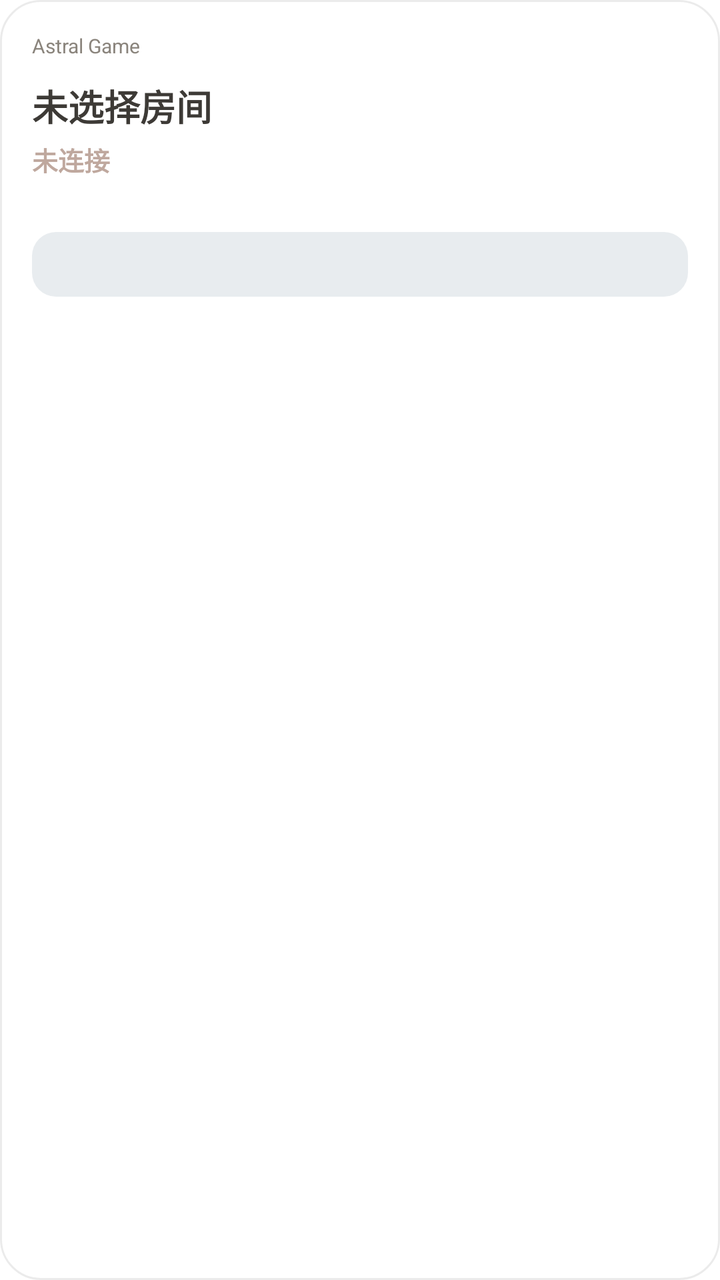
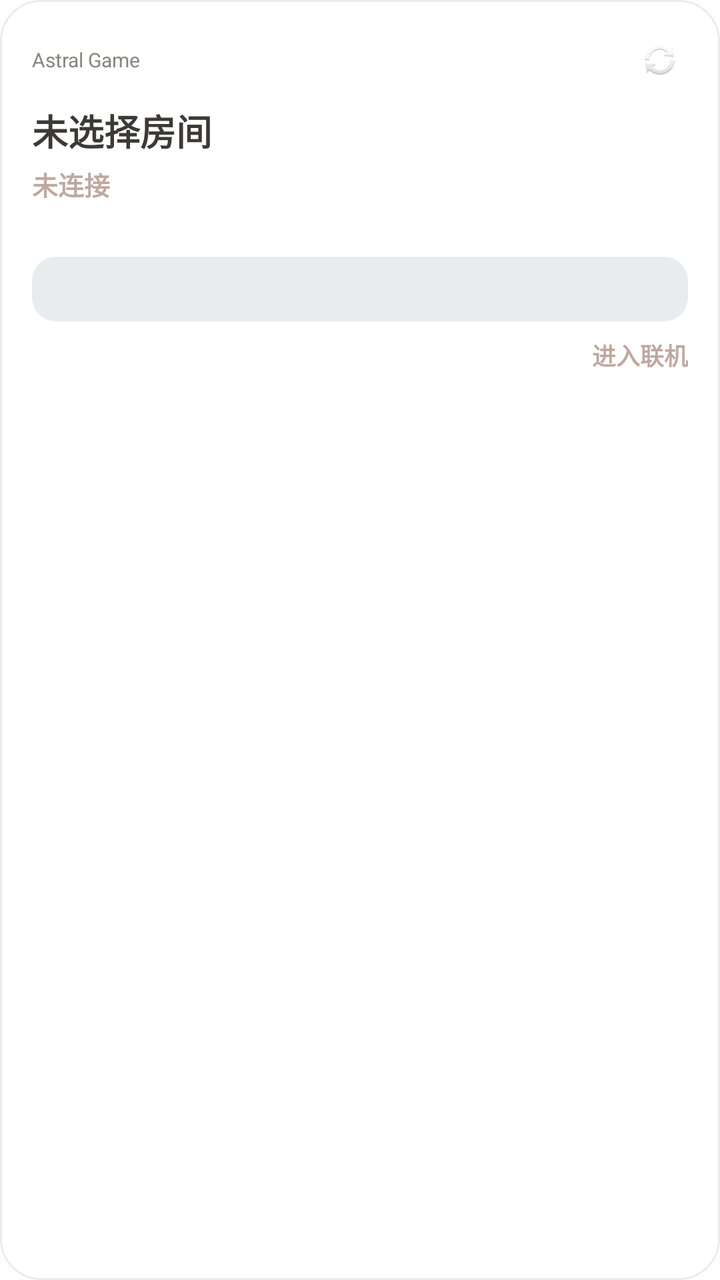

Before-and-after screenshots of an Android layout around one commit, followed by the original layout XML and the change that was made.
<!-- AndroidManifest.xml: fallback theme Theme.MaterialComponents.DayNight.NoActionBar -->
<!-- res/layout/widget_connect.xml -->
<?xml version="1.0" encoding="utf-8"?>
<FrameLayout xmlns:android="http://schemas.android.com/apk/res/android"
    android:id="@+id/widget_root"
    android:layout_width="match_parent"
    android:layout_height="match_parent">

    <ImageView
        android:id="@+id/widget_bg"
        android:layout_width="match_parent"
        android:layout_height="match_parent"
        android:contentDescription="@null"
        android:scaleType="fitXY"
        android:src="@drawable/widget_root_background" />

    <LinearLayout
        android:layout_width="match_parent"
        android:layout_height="match_parent"
        android:orientation="vertical"
        android:padding="@dimen/widget_padding">

        <TextView
            android:id="@+id/widget_brand"
            android:layout_width="wrap_content"
            android:layout_height="wrap_content"
            android:text="@string/widget_brand"
            android:textColor="@color/widget_text_secondary"
            android:textSize="10sp" />

        <TextView
            android:id="@+id/connect_title"
            android:layout_width="match_parent"
            android:layout_height="wrap_content"
            android:layout_marginTop="10dp"
            android:text="@string/widget_connect_default_title"
            android:textColor="@color/widget_text_primary"
            android:textSize="18sp"
            android:textStyle="bold" />

        <TextView
            android:id="@+id/connect_status"
            android:layout_width="wrap_content"
            android:layout_height="wrap_content"
            android:layout_marginTop="4dp"
            android:text="@string/widget_connect_default_status"
            android:textColor="@color/widget_accent"
            android:textSize="13sp"
            android:textStyle="bold" />

        <TextView
            android:id="@+id/connect_code"
            android:layout_width="match_parent"
            android:layout_height="wrap_content"
            android:layout_marginTop="2dp"
            android:textColor="@color/widget_text_secondary"
            android:textSize="11sp" />

        <FrameLayout
            android:layout_width="match_parent"
            android:layout_height="wrap_content"
            android:layout_marginTop="10dp">

            <ImageView
                android:id="@+id/connect_hint_bg"
                android:layout_width="match_parent"
                android:layout_height="match_parent"
                android:contentDescription="@null"
                android:scaleType="fitXY"
                android:src="@drawable/widget_chip_background" />

            <TextView
                android:id="@+id/connect_hint"
                android:layout_width="match_parent"
                android:layout_height="wrap_content"
                android:paddingHorizontal="10dp"
                android:paddingVertical="8dp"
                android:textColor="@color/widget_text_primary"
                android:textSize="12sp" />
        </FrameLayout>
    </LinearLayout>
</FrameLayout>
<!-- resources referenced by this layout -->
<resources>
  <color name="widget_accent">#BFA89E</color>
  <color name="widget_text_primary">#3D3A36</color>
  <color name="widget_text_secondary">#8A847C</color>
  <dimen name="widget_padding">16dp</dimen>
  <!-- drawable widget_chip_background (drawable) -->
  <?xml version="1.0" encoding="utf-8"?>
  <shape xmlns:android="http://schemas.android.com/apk/res/android"
      android:shape="rectangle">
      <solid android:color="@color/widget_accent_muted" />
      <corners android:radius="@dimen/widget_inner_corner_radius" />
  </shape>
  <!-- drawable widget_root_background (drawable) -->
  <?xml version="1.0" encoding="utf-8"?>
  <shape xmlns:android="http://schemas.android.com/apk/res/android"
      android:shape="rectangle">
      <solid android:color="@color/widget_surface" />
      <corners android:radius="@dimen/widget_corner_radius" />
      <stroke
          android:width="1dp"
          android:color="#14000000" />
  </shape>
  <string name="widget_brand">Astral Game</string>
  <string name="widget_connect_default_status">未连接</string>
  <string name="widget_connect_default_title">未选择房间</string>
  <color name="widget_accent_muted">#E8ECEF</color>
  <dimen name="widget_inner_corner_radius">12dp</dimen>
  <color name="widget_surface">#FFFFFF</color>
  <dimen name="widget_corner_radius">20dp</dimen>
</resources>

<!-- the commit's change to res/layout/widget_connect.xml (unified diff, before → after) -->
@@ -18,19 +18,37 @@
         android:orientation="vertical"
         android:padding="@dimen/widget_padding">
 
-        <TextView
-            android:id="@+id/widget_brand"
-            android:layout_width="wrap_content"
+        <LinearLayout
+            android:layout_width="match_parent"
             android:layout_height="wrap_content"
-            android:text="@string/widget_brand"
-            android:textColor="@color/widget_text_secondary"
-            android:textSize="10sp" />
+            android:gravity="center_vertical"
+            android:orientation="horizontal">
+
+            <TextView
+                android:id="@+id/widget_brand"
+                android:layout_width="0dp"
+                android:layout_height="wrap_content"
+                android:layout_weight="1"
+                android:text="@string/widget_brand"
+                android:textColor="@color/widget_text_secondary"
+                android:textSize="10sp" />
+
+            <ImageView
+                android:id="@+id/widget_refresh"
+                android:layout_width="28dp"
+                android:layout_height="28dp"
+                android:contentDescription="@string/widget_refresh"
+                android:padding="4dp"
+                android:src="@android:drawable/ic_popup_sync" />
+        </LinearLayout>
 
         <TextView
             android:id="@+id/connect_title"
             android:layout_width="match_parent"
             android:layout_height="wrap_content"
-            android:layout_marginTop="10dp"
+            android:layout_marginTop="8dp"
+            android:ellipsize="end"
+            android:maxLines="1"
             android:text="@string/widget_connect_default_title"
             android:textColor="@color/widget_text_primary"
             android:textSize="18sp"
@@ -51,6 +69,8 @@
             android:layout_width="match_parent"
             android:layout_height="wrap_content"
             android:layout_marginTop="2dp"
+            android:ellipsize="end"
+            android:maxLines="1"
             android:textColor="@color/widget_text_secondary"
             android:textSize="11sp" />
 
@@ -71,10 +91,23 @@
                 android:id="@+id/connect_hint"
                 android:layout_width="match_parent"
                 android:layout_height="wrap_content"
+                android:ellipsize="end"
+                android:maxLines="2"
                 android:paddingHorizontal="10dp"
                 android:paddingVertical="8dp"
                 android:textColor="@color/widget_text_primary"
                 android:textSize="12sp" />
         </FrameLayout>
+
+        <TextView
+            android:id="@+id/connect_action"
+            android:layout_width="match_parent"
+            android:layout_height="wrap_content"
+            android:layout_marginTop="8dp"
+            android:gravity="end"
+            android:text="@string/widget_connect_action_join"
+            android:textColor="@color/widget_accent"
+            android:textSize="12sp"
+            android:textStyle="bold" />
     </LinearLayout>
 </FrameLayout>
<!-- resource entries referenced after the edit -->
@@ -22,8 +22,10 @@
           android:color="#14000000" />
   </shape>
   <string name="widget_brand">Astral Game</string>
+  <string name="widget_connect_action_join">进入联机</string>
   <string name="widget_connect_default_status">未连接</string>
   <string name="widget_connect_default_title">未选择房间</string>
+  <string name="widget_refresh">刷新</string>
   <color name="widget_accent_muted">#E8ECEF</color>
   <dimen name="widget_inner_corner_radius">12dp</dimen>
   <color name="widget_surface">#FFFFFF</color>
